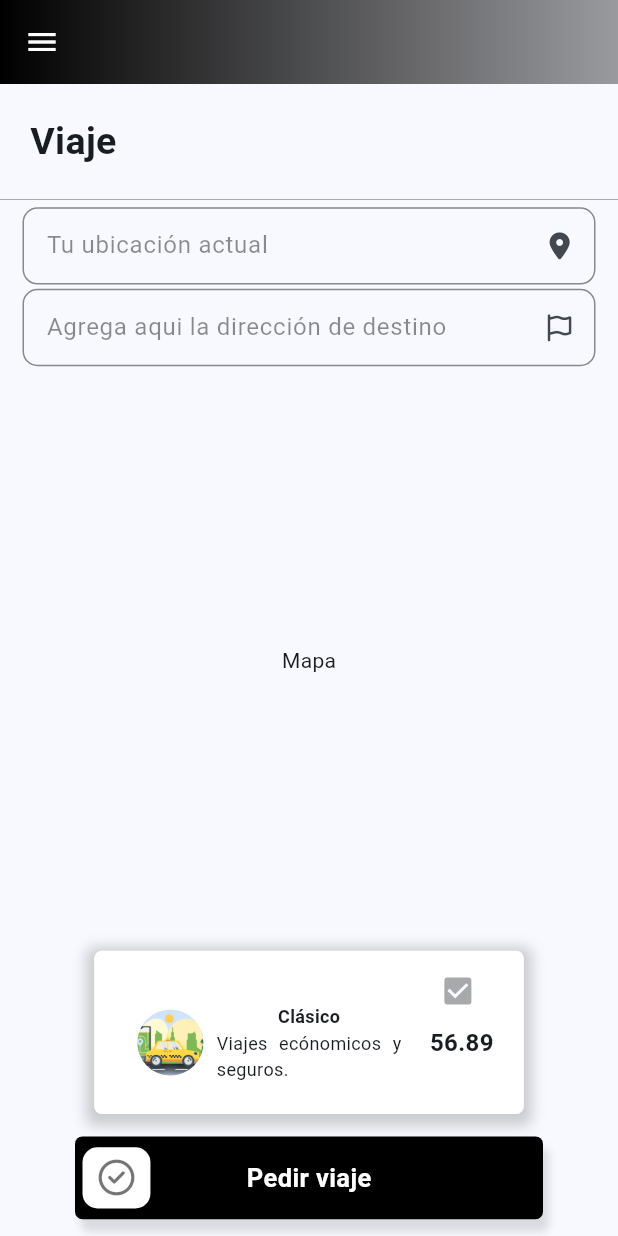
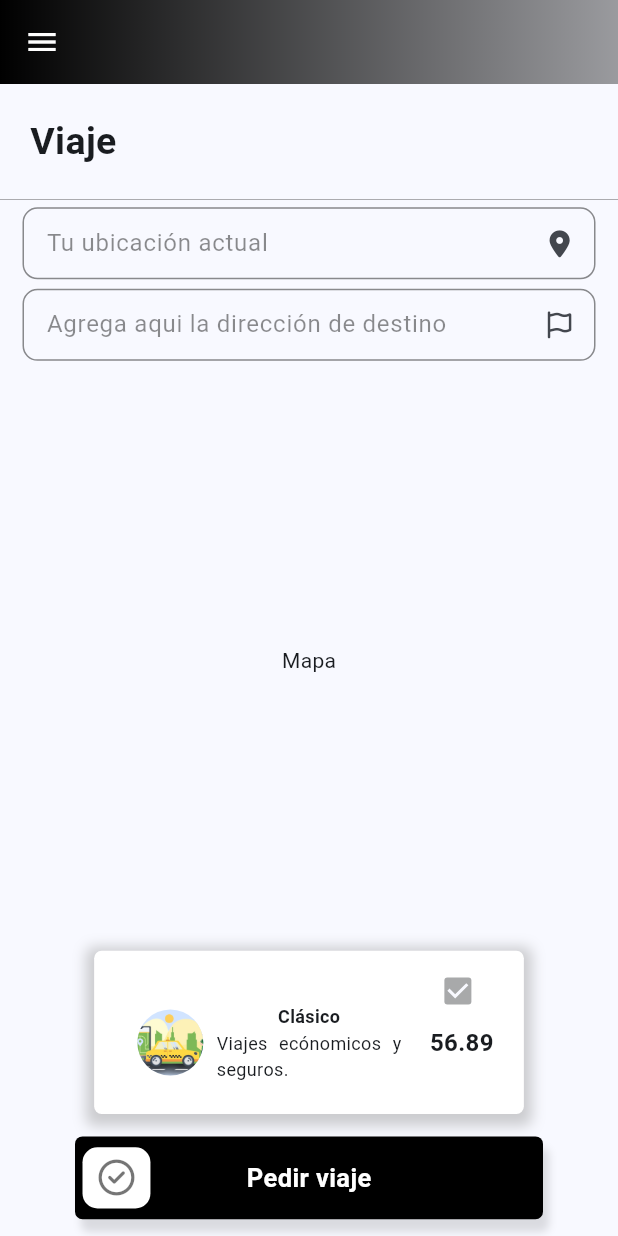
Before and after one commit to blitzpc17/taxi_app, a Flutter app: the SolicitarViajeScreen screen opened by its route, on a phone screen of 412 x 824 dp. Run offline on Flutter 3.47's test engine with Material 3 defaults, Android fonts, the phone set to English and light mode, and no system bars; our stand-ins replace font_awesome_flutter, go_router; accounts and stored records are empty; network calls fail.

Commit message:
Commit - Corrección en cajas de texto

```diff
--- a/lib/widgets/cajatexto_personalizada.dart
+++ b/lib/widgets/cajatexto_personalizada.dart
@@ -8,10 +8,10 @@ class CajaTextoPersonalizada extends StatelessWidget {
   final IconData? icono, iconoPrefix;
   final Function(String)? onChanged;
   final String? Function(String?)? validator;
- // final String? initialValue;
+  final String? initialValue;
 
-  const CajaTextoPersonalizada({
-    super.key,
+  const CajaTextoPersonalizada(
+      {super.key,
       this.label,
       this.hint,
       this.errorMessage,
@@ -20,19 +20,18 @@ class CajaTextoPersonalizada extends StatelessWidget {
       this.validator,
       this.icono,
       this.iconoPrefix,
- //   this.initialValue
-  });
+      this.initialValue});
 
   @override
   Widget build(BuildContext context) {
-    final colors = Theme.of(context).colorScheme;
+    //final colors = Theme.of(context).colorScheme;
 
     final border = OutlineInputBorder(
         borderSide: const BorderSide(color: Colors.black45),
         borderRadius: BorderRadius.circular(10));
 
     return TextFormField(
-    //  initialValue: initialValue,
+      initialValue: initialValue,
       onChanged: onChanged,
       validator: validator,
       obscureText: obscureText,
@@ -41,10 +40,10 @@ class CajaTextoPersonalizada extends StatelessWidget {
         enabledBorder: border,
         focusedBorder: border.copyWith(
             borderSide: const BorderSide(color: Colors.black45)),
-          errorBorder: border.copyWith(
-              borderSide: BorderSide(color: Colors.red.shade800)),
-          focusedErrorBorder: border.copyWith(
-              borderSide: BorderSide(color: Colors.red.shade800)),
+        errorBorder:
+            border.copyWith(borderSide: BorderSide(color: Colors.red.shade800)),
+        focusedErrorBorder:
+            border.copyWith(borderSide: BorderSide(color: Colors.red.shade800)),
         isDense: true,
         label: label != null ? Text(label!) : null,
         labelStyle: const TextStyle(
@@ -53,7 +52,8 @@ class CajaTextoPersonalizada extends StatelessWidget {
         errorText: errorMessage,
         focusColor: Colors.black,
         suffixIcon: icono == null ? Container() : Icon(icono),
-          prefix: iconoPrefix == null ? Container() : Icon(iconoPrefix)),
+        //prefix: iconoPrefix == null ? Container() : Icon(iconoPrefix)
+      ),
     );
   }
 }
```
Lines whose indentation alone changed are shown as unchanged.
